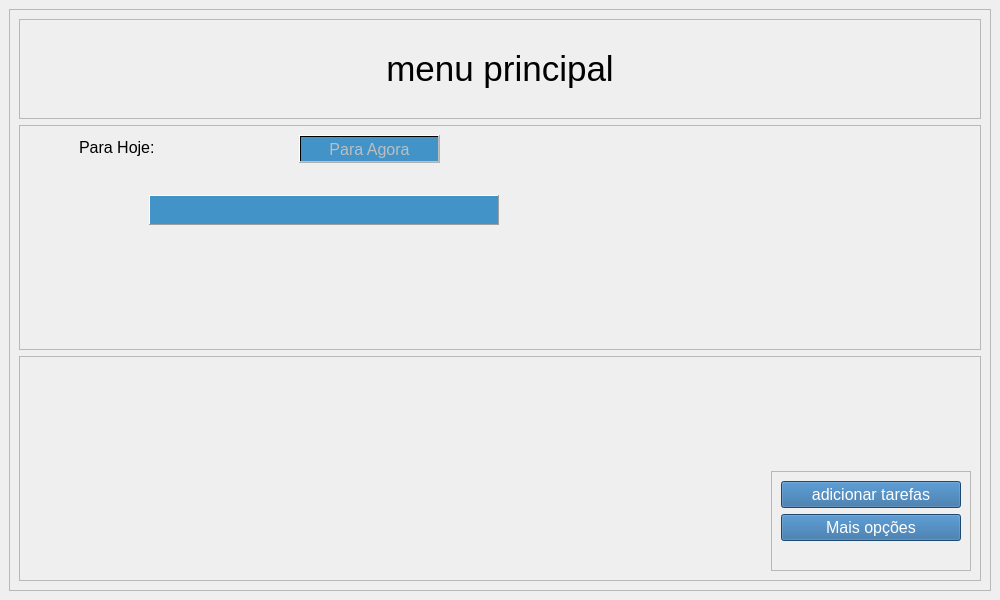
Old version of the form grafico/window_UI/menu.ui in the repository gustavoss21/projeto_Agenda.
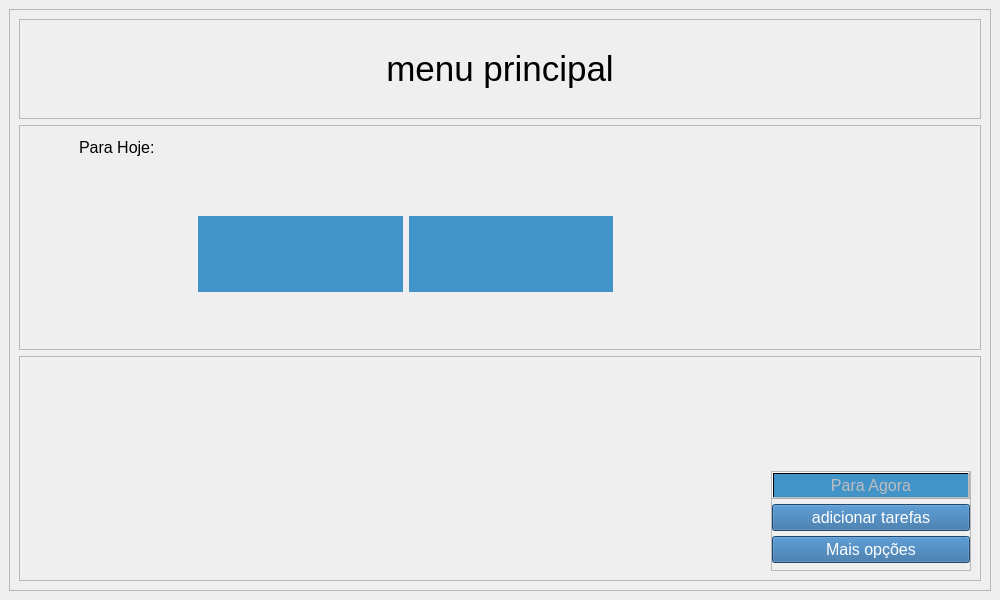
New version of the form. Icons and pictures are not drawn.

The edit to the form file:
```diff
--- a/grafico/window_UI/menu.ui
+++ b/grafico/window_UI/menu.ui
@@ -233,135 +233,6 @@
           </property>
           <layout class="QGridLayout" name="gridLayout_2"/>
          </widget>
-         <widget class="QListWidget" name="listWidget">
-          <property name="geometry">
-           <rect>
-            <x>130</x>
-            <y>70</y>
-            <width>350</width>
-            <height>30</height>
-           </rect>
-          </property>
-          <property name="sizePolicy">
-           <sizepolicy hsizetype="Minimum" vsizetype="Maximum">
-            <horstretch>50</horstretch>
-            <verstretch>200</verstretch>
-           </sizepolicy>
-          </property>
-          <property name="minimumSize">
-           <size>
-            <width>200</width>
-            <height>30</height>
-           </size>
-          </property>
-          <property name="maximumSize">
-           <size>
-            <width>16777215</width>
-            <height>16777215</height>
-           </size>
-          </property>
-          <property name="font">
-           <font>
-            <family>Arial</family>
-            <pointsize>12</pointsize>
-            <weight>50</weight>
-            <italic>false</italic>
-            <bold>false</bold>
-           </font>
-          </property>
-          <property name="contextMenuPolicy">
-           <enum>Qt::ActionsContextMenu</enum>
-          </property>
-          <property name="toolTip">
-           <string>&lt;html&gt;&lt;head/&gt;&lt;body&gt;&lt;p align=&quot;center&quot;&gt;&lt;br/&gt;&lt;/p&gt;&lt;/body&gt;&lt;/html&gt;</string>
-          </property>
-          <property name="whatsThis">
-           <string>&lt;html&gt;&lt;head/&gt;&lt;body&gt;&lt;p align=&quot;center&quot;&gt;&lt;br/&gt;&lt;/p&gt;&lt;/body&gt;&lt;/html&gt;</string>
-          </property>
-          <property name="layoutDirection">
-           <enum>Qt::LeftToRight</enum>
-          </property>
-          <property name="styleSheet">
-           <string notr="true">background-color:qlineargradient(spread:pad, x1:0.53295, y1:0.631, x2:0.542602, y2:1, stop:0.0149254 rgba(66, 147, 200, 255),);
-color:white;
-font: 12pt &quot;Arial&quot;;</string>
-          </property>
-          <property name="frameShape">
-           <enum>QFrame::Panel</enum>
-          </property>
-          <property name="frameShadow">
-           <enum>QFrame::Raised</enum>
-          </property>
-          <property name="verticalScrollBarPolicy">
-           <enum>Qt::ScrollBarAsNeeded</enum>
-          </property>
-          <property name="horizontalScrollBarPolicy">
-           <enum>Qt::ScrollBarAlwaysOff</enum>
-          </property>
-          <property name="sizeAdjustPolicy">
-           <enum>QAbstractScrollArea::AdjustToContents</enum>
-          </property>
-          <property name="autoScroll">
-           <bool>false</bool>
-          </property>
-          <property name="autoScrollMargin">
-           <number>0</number>
-          </property>
-          <property name="tabKeyNavigation">
-           <bool>false</bool>
-          </property>
-          <property name="dragEnabled">
-           <bool>false</bool>
-          </property>
-          <property name="dragDropOverwriteMode">
-           <bool>false</bool>
-          </property>
-          <property name="textElideMode">
-           <enum>Qt::ElideLeft</enum>
-          </property>
-          <property name="verticalScrollMode">
-           <enum>QAbstractItemView::ScrollPerItem</enum>
-          </property>
-          <property name="movement">
-           <enum>QListView::Static</enum>
-          </property>
-          <property name="flow">
-           <enum>QListView::TopToBottom</enum>
-          </property>
-          <property name="resizeMode">
-           <enum>QListView::Adjust</enum>
-          </property>
-          <property name="layoutMode">
-           <enum>QListView::Batched</enum>
-          </property>
-          <property name="spacing">
-           <number>2</number>
-          </property>
-          <property name="viewMode">
-           <enum>QListView::ListMode</enum>
-          </property>
-          <property name="modelColumn">
-           <number>0</number>
-          </property>
-          <property name="uniformItemSizes">
-           <bool>true</bool>
-          </property>
-          <property name="batchSize">
-           <number>200</number>
-          </property>
-          <property name="wordWrap">
-           <bool>false</bool>
-          </property>
-          <property name="selectionRectVisible">
-           <bool>true</bool>
-          </property>
-          <property name="currentRow">
-           <number>-1</number>
-          </property>
-          <property name="sortingEnabled">
-           <bool>true</bool>
-          </property>
-         </widget>
          <widget class="QLabel" name="label_2">
           <property name="geometry">
            <rect>
@@ -393,30 +264,269 @@
            <string>Para Hoje:                </string>
           </property>
          </widget>
-         <widget class="QPushButton" name="pushButton">
-          <property name="enabled">
-           <bool>false</bool>
-          </property>
+         <widget class="QFrame" name="frame_7">
           <property name="geometry">
            <rect>
-            <x>280</x>
-            <y>10</y>
-            <width>141</width>
-            <height>28</height>
+            <x>170</x>
+            <y>70</y>
+            <width>433</width>
+            <height>118</height>
            </rect>
           </property>
-          <property name="font">
-           <font>
-            <pointsize>12</pointsize>
-           </font>
+          <property name="frameShape">
+           <enum>QFrame::NoFrame</enum>
           </property>
-          <property name="styleSheet">
-           <string notr="true">background-color:qlineargradient(spread:pad, x1:0.53295, y1:0.631, x2:0.542602, y2:1, stop:0.0149254 rgba(66, 147, 200, 255),)
-</string>
+          <property name="frameShadow">
+           <enum>QFrame::Raised</enum>
           </property>
-          <property name="text">
-           <string>Para Agora</string>
-          </property>
+          <layout class="QGridLayout" name="gridLayout_6">
+           <item row="0" column="0">
+            <widget class="QListWidget" name="listWidget">
+             <property name="sizePolicy">
+              <sizepolicy hsizetype="Minimum" vsizetype="Maximum">
+               <horstretch>50</horstretch>
+               <verstretch>200</verstretch>
+              </sizepolicy>
+             </property>
+             <property name="minimumSize">
+              <size>
+               <width>200</width>
+               <height>30</height>
+              </size>
+             </property>
+             <property name="maximumSize">
+              <size>
+               <width>16777215</width>
+               <height>16777215</height>
+              </size>
+             </property>
+             <property name="font">
+              <font>
+               <family>Arial</family>
+               <pointsize>12</pointsize>
+               <weight>50</weight>
+               <italic>false</italic>
+               <bold>false</bold>
+              </font>
+             </property>
+             <property name="contextMenuPolicy">
+              <enum>Qt::ActionsContextMenu</enum>
+             </property>
+             <property name="toolTip">
+              <string>&lt;html&gt;&lt;head/&gt;&lt;body&gt;&lt;p align=&quot;center&quot;&gt;&lt;br/&gt;&lt;/p&gt;&lt;/body&gt;&lt;/html&gt;</string>
+             </property>
+             <property name="whatsThis">
+              <string>&lt;html&gt;&lt;head/&gt;&lt;body&gt;&lt;p align=&quot;center&quot;&gt;&lt;br/&gt;&lt;/p&gt;&lt;/body&gt;&lt;/html&gt;</string>
+             </property>
+             <property name="layoutDirection">
+              <enum>Qt::LeftToRight</enum>
+             </property>
+             <property name="styleSheet">
+              <string notr="true">background-color:qlineargradient(spread:pad, x1:0.53295, y1:0.631, x2:0.542602, y2:1, stop:0.0149254 rgba(66, 147, 200, 255),);
+color:white;
+font: 12pt &quot;Arial&quot;;</string>
+             </property>
+             <property name="frameShape">
+              <enum>QFrame::NoFrame</enum>
+             </property>
+             <property name="frameShadow">
+              <enum>QFrame::Raised</enum>
+             </property>
+             <property name="verticalScrollBarPolicy">
+              <enum>Qt::ScrollBarAlwaysOff</enum>
+             </property>
+             <property name="horizontalScrollBarPolicy">
+              <enum>Qt::ScrollBarAlwaysOff</enum>
+             </property>
+             <property name="sizeAdjustPolicy">
+              <enum>QAbstractScrollArea::AdjustToContents</enum>
+             </property>
+             <property name="autoScroll">
+              <bool>false</bool>
+             </property>
+             <property name="autoScrollMargin">
+              <number>0</number>
+             </property>
+             <property name="tabKeyNavigation">
+              <bool>false</bool>
+             </property>
+             <property name="dragEnabled">
+              <bool>false</bool>
+             </property>
+             <property name="dragDropOverwriteMode">
+              <bool>false</bool>
+             </property>
+             <property name="textElideMode">
+              <enum>Qt::ElideLeft</enum>
+             </property>
+             <property name="verticalScrollMode">
+              <enum>QAbstractItemView::ScrollPerItem</enum>
+             </property>
+             <property name="movement">
+              <enum>QListView::Static</enum>
+             </property>
+             <property name="flow">
+              <enum>QListView::TopToBottom</enum>
+             </property>
+             <property name="resizeMode">
+              <enum>QListView::Adjust</enum>
+             </property>
+             <property name="layoutMode">
+              <enum>QListView::Batched</enum>
+             </property>
+             <property name="spacing">
+              <number>2</number>
+             </property>
+             <property name="viewMode">
+              <enum>QListView::ListMode</enum>
+             </property>
+             <property name="modelColumn">
+              <number>0</number>
+             </property>
+             <property name="uniformItemSizes">
+              <bool>true</bool>
+             </property>
+             <property name="batchSize">
+              <number>200</number>
+             </property>
+             <property name="wordWrap">
+              <bool>false</bool>
+             </property>
+             <property name="selectionRectVisible">
+              <bool>true</bool>
+             </property>
+             <property name="currentRow">
+              <number>-1</number>
+             </property>
+             <property name="sortingEnabled">
+              <bool>true</bool>
+             </property>
+            </widget>
+           </item>
+           <item row="0" column="1">
+            <widget class="QListWidget" name="listWidget_2">
+             <property name="sizePolicy">
+              <sizepolicy hsizetype="Minimum" vsizetype="Maximum">
+               <horstretch>50</horstretch>
+               <verstretch>200</verstretch>
+              </sizepolicy>
+             </property>
+             <property name="minimumSize">
+              <size>
+               <width>200</width>
+               <height>30</height>
+              </size>
+             </property>
+             <property name="maximumSize">
+              <size>
+               <width>16777215</width>
+               <height>16777215</height>
+              </size>
+             </property>
+             <property name="font">
+              <font>
+               <family>Arial</family>
+               <pointsize>12</pointsize>
+               <weight>50</weight>
+               <italic>false</italic>
+               <bold>false</bold>
+              </font>
+             </property>
+             <property name="contextMenuPolicy">
+              <enum>Qt::ActionsContextMenu</enum>
+             </property>
+             <property name="toolTip">
+              <string>&lt;html&gt;&lt;head/&gt;&lt;body&gt;&lt;p align=&quot;center&quot;&gt;&lt;br/&gt;&lt;/p&gt;&lt;/body&gt;&lt;/html&gt;</string>
+             </property>
+             <property name="whatsThis">
+              <string>&lt;html&gt;&lt;head/&gt;&lt;body&gt;&lt;p align=&quot;center&quot;&gt;&lt;br/&gt;&lt;/p&gt;&lt;/body&gt;&lt;/html&gt;</string>
+             </property>
+             <property name="layoutDirection">
+              <enum>Qt::LeftToRight</enum>
+             </property>
+             <property name="styleSheet">
+              <string notr="true">background-color:qlineargradient(spread:pad, x1:0.53295, y1:0.631, x2:0.542602, y2:1, stop:0.0149254 rgba(66, 147, 200, 255),);
+color:white;
+font: 12pt &quot;Arial&quot;;</string>
+             </property>
+             <property name="frameShape">
+              <enum>QFrame::NoFrame</enum>
+             </property>
+             <property name="frameShadow">
+              <enum>QFrame::Raised</enum>
+             </property>
+             <property name="verticalScrollBarPolicy">
+              <enum>Qt::ScrollBarAlwaysOff</enum>
+             </property>
+             <property name="horizontalScrollBarPolicy">
+              <enum>Qt::ScrollBarAlwaysOff</enum>
+             </property>
+             <property name="sizeAdjustPolicy">
+              <enum>QAbstractScrollArea::AdjustToContents</enum>
+             </property>
+             <property name="autoScroll">
+              <bool>false</bool>
+             </property>
+             <property name="autoScrollMargin">
+              <number>0</number>
+             </property>
+             <property name="tabKeyNavigation">
+              <bool>false</bool>
+             </property>
+             <property name="dragEnabled">
+              <bool>false</bool>
+             </property>
+             <property name="dragDropOverwriteMode">
+              <bool>false</bool>
+             </property>
+             <property name="textElideMode">
+              <enum>Qt::ElideLeft</enum>
+             </property>
+             <property name="verticalScrollMode">
+              <enum>QAbstractItemView::ScrollPerItem</enum>
+             </property>
+             <property name="movement">
+              <enum>QListView::Static</enum>
+             </property>
+             <property name="flow">
+              <enum>QListView::TopToBottom</enum>
+             </property>
+             <property name="resizeMode">
+              <enum>QListView::Adjust</enum>
+             </property>
+             <property name="layoutMode">
+              <enum>QListView::Batched</enum>
+             </property>
+             <property name="spacing">
+              <number>2</number>
+             </property>
+             <property name="viewMode">
+              <enum>QListView::ListMode</enum>
+             </property>
+             <property name="modelColumn">
+              <number>0</number>
+             </property>
+             <property name="uniformItemSizes">
+              <bool>true</bool>
+             </property>
+             <property name="batchSize">
+              <number>200</number>
+             </property>
+             <property name="wordWrap">
+              <bool>false</bool>
+             </property>
+             <property name="selectionRectVisible">
+              <bool>true</bool>
+             </property>
+             <property name="currentRow">
+              <number>-1</number>
+             </property>
+             <property name="sortingEnabled">
+              <bool>true</bool>
+             </property>
+            </widget>
+           </item>
+          </layout>
          </widget>
         </widget>
        </item>
@@ -491,6 +601,40 @@
              <enum>QFrame::Raised</enum>
             </property>
             <layout class="QVBoxLayout" name="verticalLayout_2">
+             <property name="spacing">
+              <number>5</number>
+             </property>
+             <property name="leftMargin">
+              <number>0</number>
+             </property>
+             <property name="topMargin">
+              <number>0</number>
+             </property>
+             <property name="rightMargin">
+              <number>0</number>
+             </property>
+             <property name="bottomMargin">
+              <number>0</number>
+             </property>
+             <item>
+              <widget class="QPushButton" name="pushButton">
+               <property name="enabled">
+                <bool>false</bool>
+               </property>
+               <property name="font">
+                <font>
+                 <pointsize>12</pointsize>
+                </font>
+               </property>
+               <property name="styleSheet">
+                <string notr="true">background-color:qlineargradient(spread:pad, x1:0.53295, y1:0.631, x2:0.542602, y2:1, stop:0.0149254 rgba(66, 147, 200, 255),)
+</string>
+               </property>
+               <property name="text">
+                <string>Para Agora</string>
+               </property>
+              </widget>
+             </item>
              <item>
               <widget class="QPushButton" name="btn_adicionar_tarefa">
                <property name="enabled">
```
